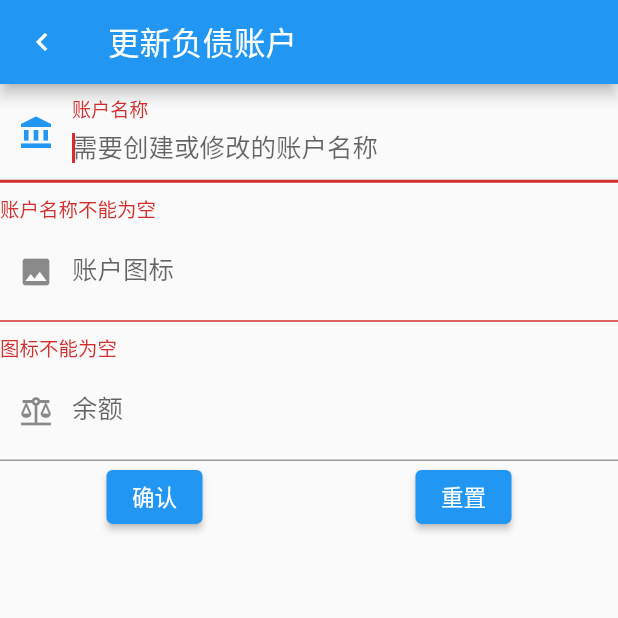
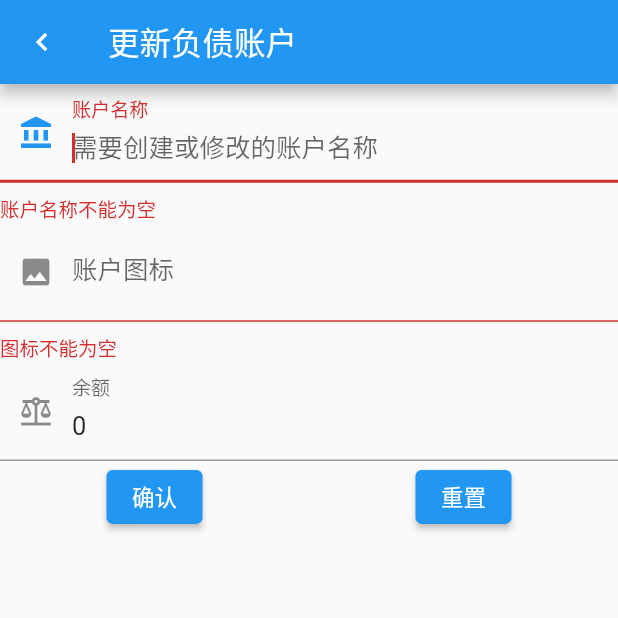
Before and after one commit to zhangrunhao/account_flutter, a Flutter app: the AccountEditPage screen opened directly with empty values, after a tap on "确认", on a phone screen of 412 x 824 dp, the top half of it. Run offline on Flutter 3.47's test engine with Material 2 defaults, Android fonts, the phone set to English and light mode, and no system bars; our stand-ins replace decimal, dio, flutter_easyloading, shared_preferences, sqflite; accounts and stored records are empty.

```diff
--- a/lib/pages/account_edit/account_edit_page.dart
+++ b/lib/pages/account_edit/account_edit_page.dart
@@ -62,6 +62,7 @@ class _AccountEditFormState extends State<_AccountEditForm> with RouteAware {
       setState(() {
         _nameController.text = widget.account?.name ?? "";
         _iconController.text = widget.account?.icon ?? "";
+        _moneyController.text = widget.account!.money.toString();
       });
     }
   }
@@ -97,6 +98,7 @@ class _AccountEditFormState extends State<_AccountEditForm> with RouteAware {
           ),
           TextFormField(
             controller: _moneyController,
+            keyboardType: TextInputType.number,
             decoration: const InputDecoration(
               labelText: "余额",
               hintText: "请输入当前余额",
@@ -129,7 +131,7 @@ class _AccountEditFormState extends State<_AccountEditForm> with RouteAware {
                           name: _nameController.text,
                           type: widget.type,
                           icon: _iconController.text,
-                          money: num.parse(_moneyController.text),
+                          money: _moneyController.text == "" ? 0 : num.parse(_moneyController.text),
                         );
                         _accountDB
                             .update(result)
--- a/lib/pages/home/account_list.dart
+++ b/lib/pages/home/account_list.dart
@@ -82,7 +82,7 @@ Widget _buildAccountListTitle(
   return ListTile(
     leading: Image.asset("images/cate_icons/${account.icon}.png"),
     title: Text(account.name),
-    subtitle: const Text("当前金额: 0元"),
+    subtitle: Text("当前金额: ${account.money.toString()}元"),
     trailing: PopupMenuButton(
       onSelected: (value) {
         switch (value) {
```
Also changed, not shown: lib/pages/account_detail/account_detail_page.dart (+5 -3 lines), 1 other file.
